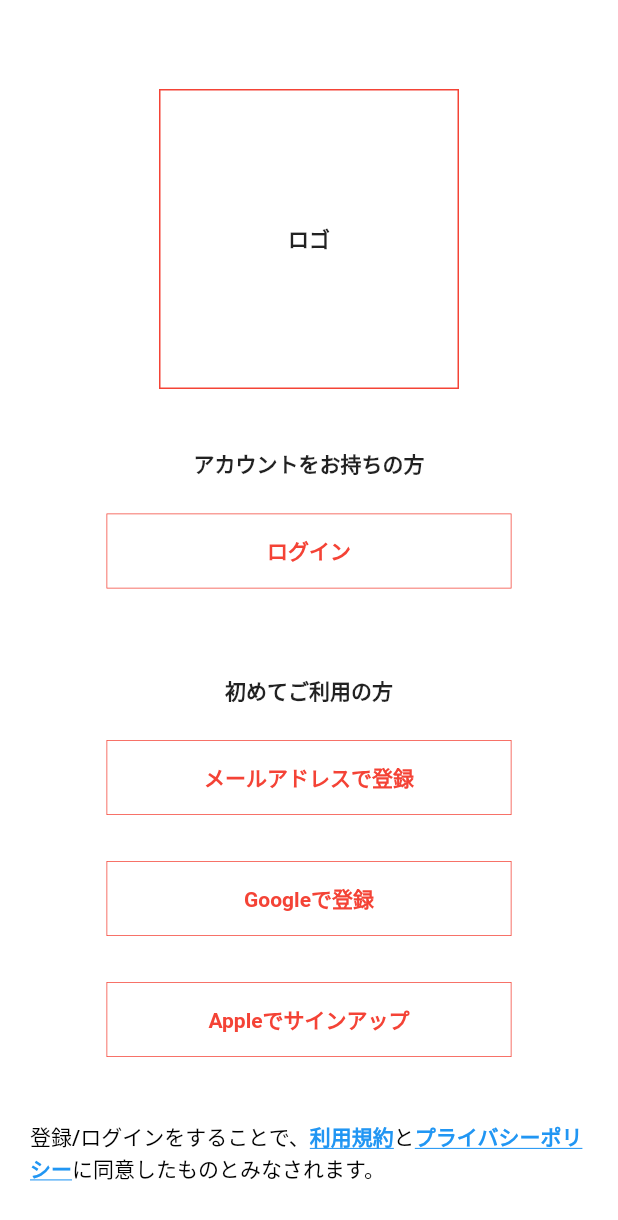
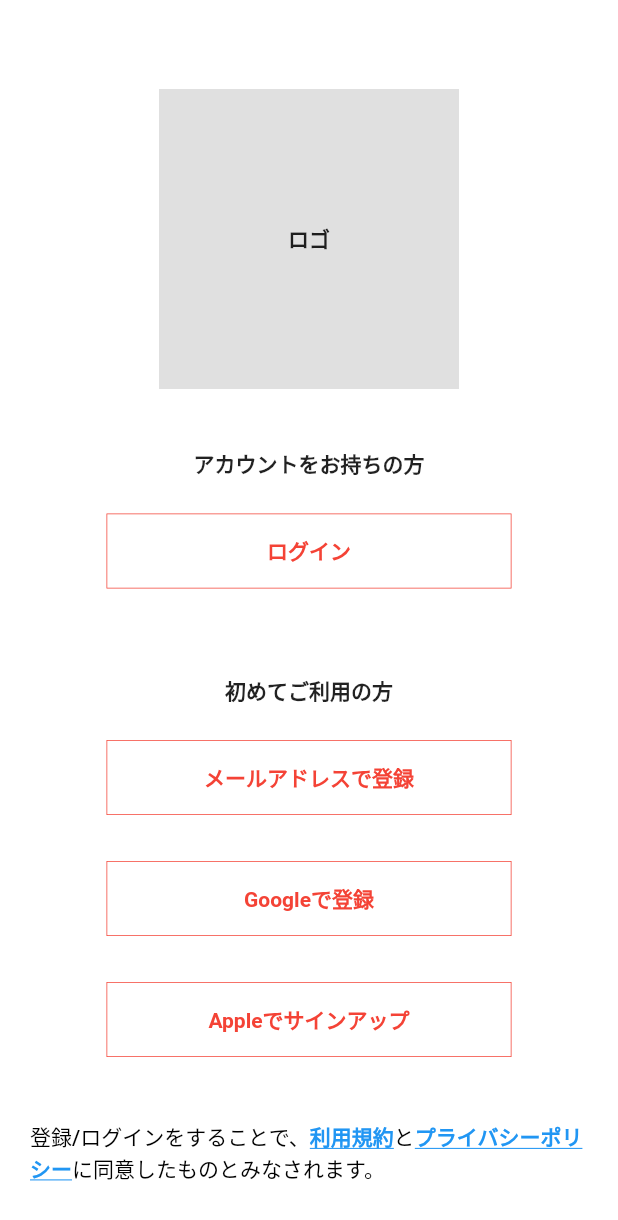
Before and after one commit to pj-picbook/picbook, a Flutter app: the FirstPage screen opened directly, on a phone screen of 412 x 824 dp. Shown: the top 1220 px of the screen. Run offline on Flutter 3.47's test engine with Material 2 defaults, Android fonts, the phone set to English and light mode, and no system bars; our stand-ins replace freezed_annotation.

Commit message:
clean: 画面の一部デザインの修正
・ロゴ画像を入れる為のContainerの背景色を修正し、赤い枠線を削除。

```diff
--- a/lib/presentation/first_page/first_page.dart
+++ b/lib/presentation/first_page/first_page.dart
@@ -22,7 +22,8 @@ class FirstPage extends StatelessWidget {
               ),
             ),
             decoration: BoxDecoration(
-                border: Border.all(color: Colors.red), color: Colors.white12),
+              color: Colors.black12,
+            ),
           ),
           SizedBox(height: 10),
           Text(
```
